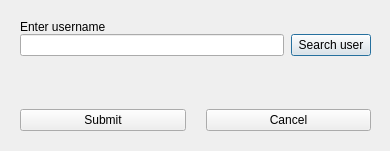
Before: the Qt Designer form Client/adduserwidget.ui in emanuelemanciuria96/CollaborativePad_ClientServerSystem, drawn with Qt 5.
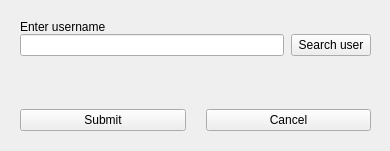
After: the same form once the commit is applied.

The edit to the form file:
```diff
--- a/Client/adduserwidget.ui
+++ b/Client/adduserwidget.ui
@@ -1,7 +1,7 @@
 <?xml version="1.0" encoding="UTF-8"?>
 <ui version="4.0">
  <class>AddUserWidget</class>
- <widget class="QDialog" name="AddUserWidget">
+ <widget class="QMainWindow" name="AddUserWidget">
   <property name="geometry">
    <rect>
     <x>0</x>
```
